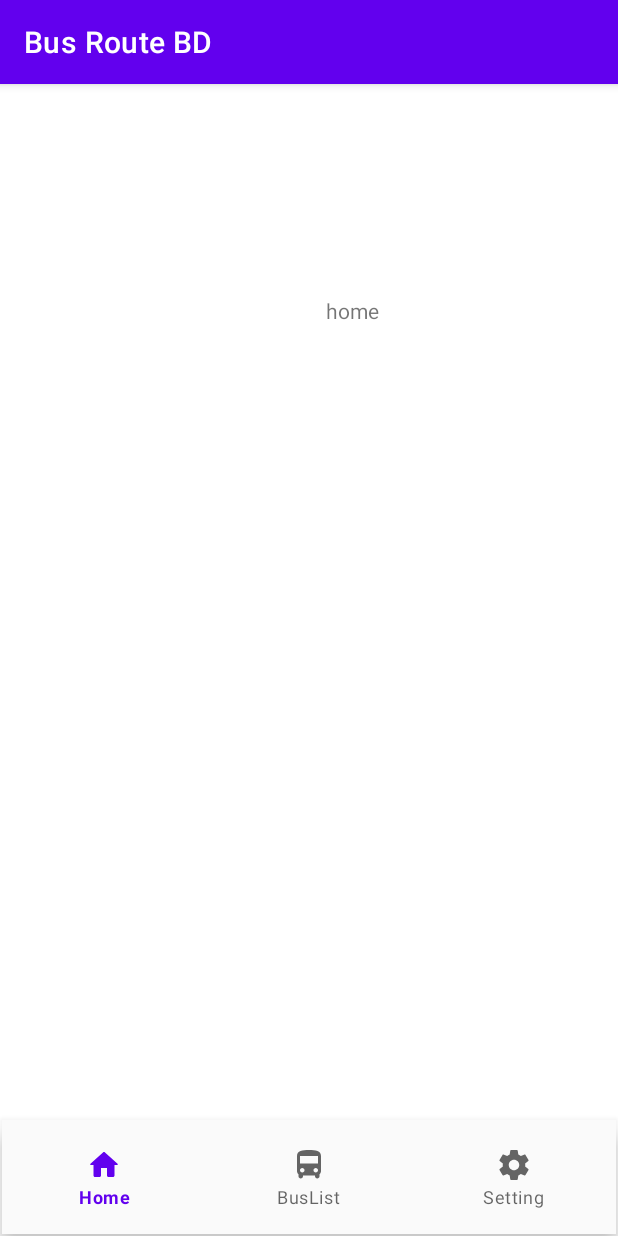
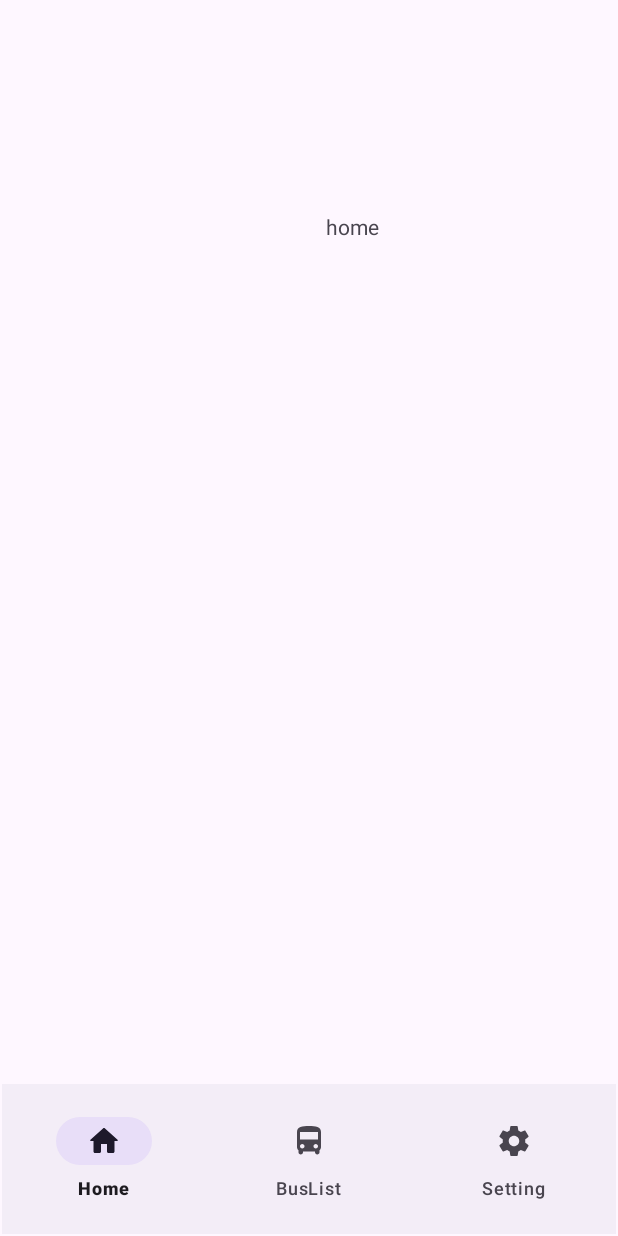
Before and after one commit to DDR13GIT/BusRouteBD, an Android app: the screen it shows after launch (MainActivity), on a phone screen of 412 x 824 dp. Run offline under Robolectric (Android 15) with nearby library versions, the phone set to English and light mode, and no system bars.

Commit message:
material 3 implemented

```diff
--- a/app/build.gradle
+++ b/app/build.gradle
@@ -35,4 +35,5 @@ dependencies {
     testImplementation 'junit:junit:4.+'
     androidTestImplementation 'androidx.test.ext:junit:1.1.3'
     androidTestImplementation 'androidx.test.espresso:espresso-core:3.4.0'
+    implementation 'com.google.android.material:material:1.6.0-alpha01'
 }
--- a/app/src/main/res/layout/activity_main.xml
+++ b/app/src/main/res/layout/activity_main.xml
@@ -23,9 +23,7 @@
         android:layout_marginStart="1dp"
         android:layout_marginEnd="1dp"
         android:layout_marginBottom="1dp"
-        android:background="#fafafa"
         android:elevation="20dp"
-        android:outlineAmbientShadowColor="@color/black"
         android:paddingTop="10dp"
         android:paddingBottom="10dp"
         app:layout_constraintBottom_toBottomOf="parent"
--- a/app/src/main/res/values-night/themes.xml
+++ b/app/src/main/res/values-night/themes.xml
@@ -1,6 +1,6 @@
 <resources xmlns:tools="http://schemas.android.com/tools">
     <!-- Base application theme. -->
-    <style name="Theme.BusRouteBD" parent="Theme.MaterialComponents.DayNight.DarkActionBar">
+    <style name="Theme.BusRouteBD" parent="Theme.Material3.DayNight.NoActionBar">
         <!-- Primary brand color. -->
         <item name="colorPrimary">@color/purple_200</item>
         <item name="colorPrimaryVariant">@color/purple_700</item>
--- a/app/src/main/res/values/themes.xml
+++ b/app/src/main/res/values/themes.xml
@@ -1,6 +1,6 @@
 <resources xmlns:tools="http://schemas.android.com/tools">
     <!-- Base application theme. -->
-    <style name="Theme.BusRouteBD" parent="Theme.MaterialComponents.DayNight.DarkActionBar">
+    <style name="Theme.BusRouteBD" parent="Theme.Material3.DayNight.NoActionBar">
         <!-- Primary brand color. -->
         <item name="colorPrimary">@color/purple_500</item>
         <item name="colorPrimaryVariant">@color/purple_700</item>
```
